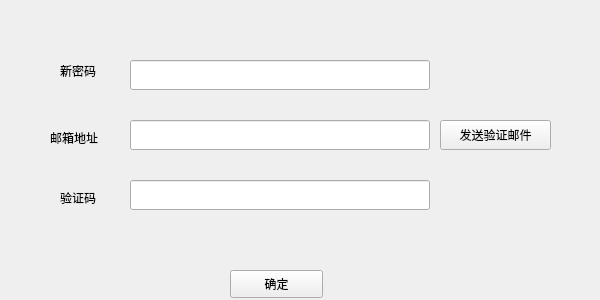
The window that authentication/editGUI.ui (PurePassersBy/ShacoRoom) describes before a commit, drawn with Qt 5.
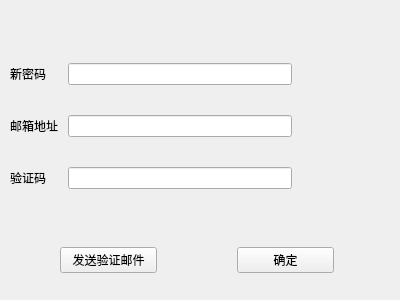
The same window after the commit.

Commit message: 美化注册与修改密码界面

The edit to the form file:
```diff
--- a/authentication/editGUI.ui
+++ b/authentication/editGUI.ui
@@ -6,158 +6,122 @@
    <rect>
     <x>0</x>
     <y>0</y>
-    <width>600</width>
+    <width>400</width>
     <height>300</height>
    </rect>
   </property>
   <property name="minimumSize">
    <size>
-    <width>600</width>
+    <width>400</width>
     <height>300</height>
    </size>
   </property>
   <property name="maximumSize">
    <size>
-    <width>600</width>
+    <width>400</width>
     <height>300</height>
    </size>
   </property>
   <property name="windowTitle">
    <string>Form</string>
   </property>
-  <widget class="QPushButton" name="sendButton">
+  <widget class="QWidget" name="gridLayoutWidget">
    <property name="geometry">
     <rect>
-     <x>440</x>
-     <y>120</y>
-     <width>111</width>
-     <height>30</height>
+     <x>10</x>
+     <y>40</y>
+     <width>381</width>
+     <height>174</height>
     </rect>
    </property>
-   <property name="text">
-    <string>发送验证邮件</string>
-   </property>
-  </widget>
+   <layout class="QGridLayout" name="gridLayout" columnstretch="1,5,2" columnminimumwidth="1,5,1">
+    <property name="horizontalSpacing">
+     <number>10</number>
+    </property>
+    <property name="verticalSpacing">
+     <number>7</number>
+    </property>
+    <item row="3" column="0">
   <widget class="QLabel" name="mailLabel">
-   <property name="geometry">
-    <rect>
-     <x>50</x>
-     <y>130</y>
-     <width>72</width>
-     <height>15</height>
-    </rect>
-   </property>
    <property name="text">
     <string>邮箱地址</string>
    </property>
   </widget>
+    </item>
+    <item row="5" column="0">
   <widget class="QLabel" name="codeLabel">
-   <property name="geometry">
-    <rect>
-     <x>60</x>
-     <y>190</y>
-     <width>72</width>
-     <height>15</height>
-    </rect>
-   </property>
    <property name="text">
     <string>验证码</string>
    </property>
   </widget>
-  <widget class="QLineEdit" name="mailEdit">
-   <property name="geometry">
-    <rect>
-     <x>130</x>
-     <y>120</y>
-     <width>300</width>
-     <height>30</height>
-    </rect>
-   </property>
-  </widget>
-  <widget class="QLineEdit" name="codeEdit">
-   <property name="geometry">
-    <rect>
-     <x>130</x>
-     <y>180</y>
-     <width>300</width>
-     <height>30</height>
-    </rect>
-   </property>
-  </widget>
-  <widget class="QPushButton" name="confirmButton">
-   <property name="geometry">
-    <rect>
-     <x>230</x>
-     <y>270</y>
-     <width>93</width>
-     <height>28</height>
-    </rect>
-   </property>
-   <property name="text">
-    <string>确定</string>
-   </property>
-  </widget>
-  <widget class="QLabel" name="newpasswordLabel">
-   <property name="geometry">
-    <rect>
-     <x>60</x>
-     <y>60</y>
-     <width>61</width>
-     <height>21</height>
-    </rect>
-   </property>
+    </item>
+    <item row="1" column="0">
+     <widget class="QLabel" name="passwordLabel">
    <property name="text">
     <string>新密码</string>
    </property>
   </widget>
-  <widget class="QLineEdit" name="newpasswordEdit">
-   <property name="geometry">
-    <rect>
-     <x>130</x>
-     <y>60</y>
-     <width>300</width>
-     <height>30</height>
-    </rect>
-   </property>
-  </widget>
-  <widget class="QLabel" name="newpasswordStatus">
-   <property name="geometry">
-    <rect>
-     <x>130</x>
-     <y>90</y>
-     <width>331</width>
-     <height>16</height>
-    </rect>
-   </property>
+    </item>
+    <item row="3" column="1">
+     <widget class="QLineEdit" name="mailEdit"/>
+    </item>
+    <item row="1" column="2">
+     <widget class="QLabel" name="passwordStatus">
+      <property name="text">
+       <string/>
+      </property>
+     </widget>
+    </item>
+    <item row="5" column="1">
+     <widget class="QLineEdit" name="codeEdit"/>
+    </item>
+    <item row="1" column="1">
+     <widget class="QLineEdit" name="passwordEdit"/>
+    </item>
+    <item row="3" column="2">
+     <widget class="QLabel" name="mailStatus">
    <property name="text">
     <string/>
    </property>
   </widget>
+    </item>
+    <item row="5" column="2">
   <widget class="QLabel" name="codeStatus">
+      <property name="text">
+       <string/>
+      </property>
+     </widget>
+    </item>
+   </layout>
+  </widget>
+  <widget class="QWidget" name="horizontalLayoutWidget">
    <property name="geometry">
     <rect>
-     <x>130</x>
+     <x>60</x>
      <y>220</y>
-     <width>411</width>
-     <height>21</height>
+     <width>274</width>
+     <height>80</height>
     </rect>
    </property>
+   <layout class="QHBoxLayout" name="horizontalLayout">
+    <property name="spacing">
+     <number>80</number>
+    </property>
+    <item>
+     <widget class="QPushButton" name="sendButton">
    <property name="text">
-    <string/>
-   </property>
-  </widget>
-  <widget class="QLabel" name="mailStatus">
-   <property name="geometry">
-    <rect>
-     <x>140</x>
-     <y>160</y>
-     <width>291</width>
-     <height>16</height>
-    </rect>
-   </property>
+       <string>发送验证邮件</string>
+      </property>
+     </widget>
+    </item>
+    <item>
+     <widget class="QPushButton" name="confirmButton">
    <property name="text">
-    <string/>
-   </property>
+       <string>确定</string>
+      </property>
+     </widget>
+    </item>
+   </layout>
   </widget>
  </widget>
  <resources/>
```
Lines whose indentation alone changed are shown as unchanged. The commit also changes 3 other files.
